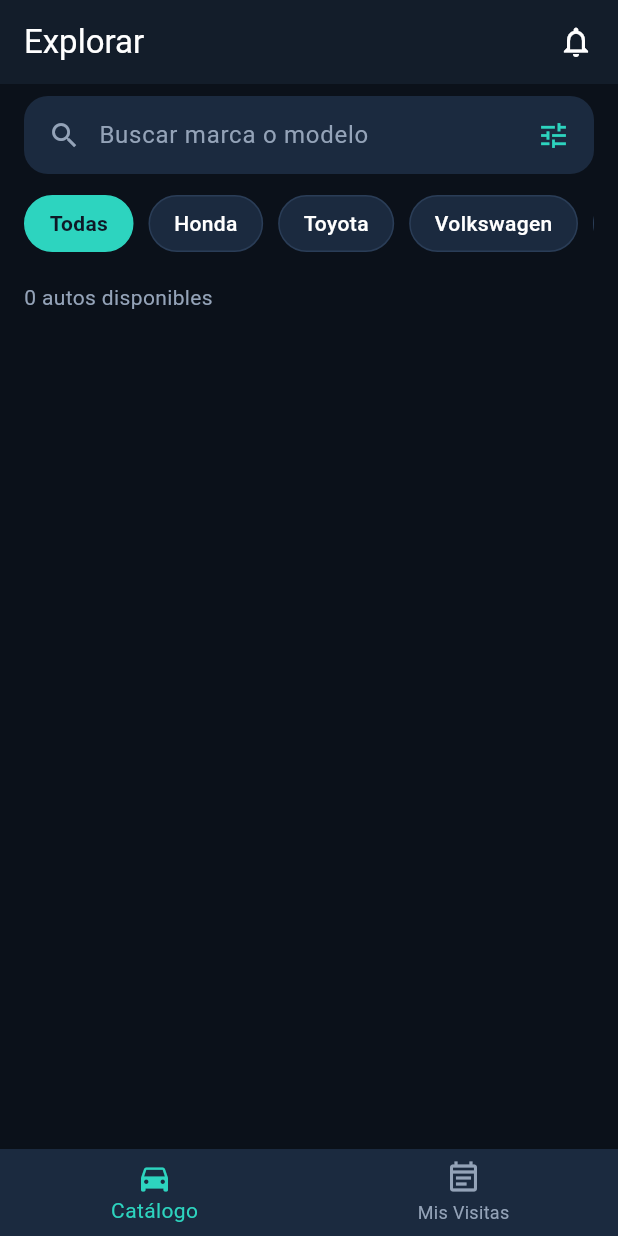
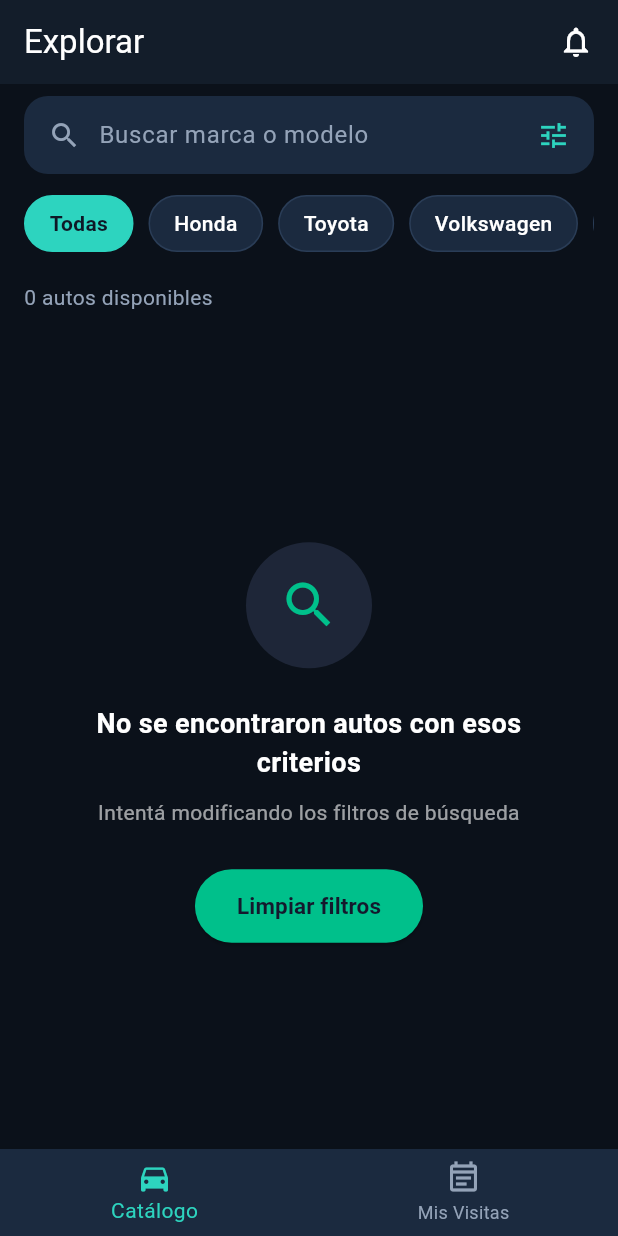
Before and after one commit to jachiga/TP3MotORTs, a Flutter app: the screen it shows once a user with an empty profile is signed in, on a phone screen of 412 x 824 dp. Run offline on Flutter 3.47's test engine with Material 3 defaults, Android fonts, the phone set to English and light mode, and no system bars; our stand-ins replace cloud_firestore, firebase_auth, firebase_core, table_calendar; accounts and stored records are empty.

Commit message:
: implementacion de empty state en catalogo y dependencias firebase

```diff
--- a/lib/features/catalog/catalog_view.dart
+++ b/lib/features/catalog/catalog_view.dart
@@ -3,6 +3,7 @@ import 'package:flutter/material.dart';
 import 'package:cloud_firestore/cloud_firestore.dart';
 import '../../shared/models/vehicle.dart';
 import '../../shared/widgets/vehicle_card.dart';
+import 'package:tp3motorts/shared/widgets/empty_state_widget.dart';
 import 'vehicle_detail_view.dart';
 
 class CatalogView extends StatefulWidget {
@@ -47,6 +48,14 @@ class _CatalogViewState extends State<CatalogView> {
         builder: (context) => VehicleDetailView(car: car),
       ),
     );
+  }
+
+  void _clearFilters() {
+    setState(() {
+      _searchController.clear();
+      _searchQuery = '';
+      _selectedBrand = 'Todas';
+    });
   }
 
   @override
@@ -101,13 +110,13 @@ class _CatalogViewState extends State<CatalogView> {
             return matchesSearch && matchesBrand;
           }).toList();
 
-          return ListView.separated(
-            padding: const EdgeInsets.fromLTRB(16, 8, 16, 24),
-            itemCount: filteredVehicles.length + 1,
-            separatorBuilder: (context, index) => const SizedBox(height: 16),
-            itemBuilder: (context, index) {
-              if (index == 0) {
-                return Column(
+          return CustomScrollView(
+            slivers: [
+              // Cabecera fija: buscador, pastillas de marca y contador
+              SliverToBoxAdapter(
+                child: Padding(
+                  padding: const EdgeInsets.fromLTRB(16, 8, 16, 16),
+                  child: Column(
                     crossAxisAlignment: CrossAxisAlignment.start,
                     children: [
                       _SearchBar(
@@ -135,19 +144,46 @@ class _CatalogViewState extends State<CatalogView> {
                         ),
                       ),
                     ],
-                );
-              }
+                  ),
+                ),
+              ),
 
-              final car = filteredVehicles[index - 1];
-
-              return VehicleCard(
+              // Si no hay resultados -> mostramos el EmptyStateWidget
+              if (filteredVehicles.isEmpty)
+                SliverFillRemaining(
+                  hasScrollBody: false,
+                  child: EmptyStateWidget(
+                    title: 'No se encontraron autos con esos criterios',
+                    subtitle: 'Intentá modificando los filtros de búsqueda',
+                    buttonText: 'Limpiar filtros',
+                    icon: Icons.search,
+                    onButtonPressed: _clearFilters,
+                  ),
+                )
+              // Si hay autos -> listado de tarjetas
+              else
+                SliverPadding(
+                  padding: const EdgeInsets.fromLTRB(16, 0, 16, 24),
+                  sliver: SliverList(
+                    delegate: SliverChildBuilderDelegate(
+                      (context, index) {
+                        final car = filteredVehicles[index];
+                        return Padding(
+                          padding: const EdgeInsets.only(bottom: 16),
+                          child: VehicleCard(
                             key: ValueKey(car.id),
                             car: car,
                             isFavourite: _favourite.contains(car.id),
                             onTap: () => _openDetail(car),
                             onToggleFavourite: () => _toggleFavourite(car.id),
+                          ),
                         );
                       },
+                      childCount: filteredVehicles.length,
+                    ),
+                  ),
+                ),
+            ],
           );
         },
       ),
--- /dev/null
+++ b/lib/shared/widgets/empty_state_widget.dart
@@ -0,0 +1,91 @@
+import 'package:flutter/material.dart';
+
+class EmptyStateWidget extends StatelessWidget {
+  final String title;
+  final String subtitle;
+  final String? buttonText;
+  final VoidCallback? onButtonPressed;
+  final IconData icon;
+
+  const EmptyStateWidget({
+    super.key,
+    required this.title,
+    required this.subtitle,
+    this.buttonText,
+    this.onButtonPressed,
+    this.icon = Icons.search,
+  });
+
+  @override
+  Widget build(BuildContext context) {
+    return Center(
+      child: Padding(
+        padding: const EdgeInsets.symmetric(horizontal: 32.0),
+        child: Column(
+          mainAxisAlignment: MainAxisAlignment.center,
+          children: [
+            // Círculo con el ícono
+            Container(
+              width: 84,
+              height: 84,
+              decoration: const BoxDecoration(
+                color: Color(0xFF1E2638),
+                shape: BoxShape.circle,
+              ),
+              child: Icon(
+                icon,
+                size: 40,
+                color: const Color(0xFF00C08B),
+              ),
+            ),
+            const SizedBox(height: 24),
+            // Título
+            Text(
+              title,
+              textAlign: TextAlign.center,
+              style: const TextStyle(
+                color: Colors.white,
+                fontSize: 18,
+                fontWeight: FontWeight.bold,
+              ),
+            ),
+            const SizedBox(height: 10),
+            // Subtítulo
+            Text(
+              subtitle,
+              textAlign: TextAlign.center,
+              style: TextStyle(
+                color: Colors.white.withValues(alpha: 0.6),
+                fontSize: 14,
+              ),
+            ),
+            const SizedBox(height: 28),
+            // Botón de acción (Limpiar filtros)
+            if (buttonText != null && onButtonPressed != null)
+              ElevatedButton(
+                onPressed: onButtonPressed,
+                style: ElevatedButton.styleFrom(
+                  backgroundColor: const Color(0xFF00C08B),
+                  foregroundColor: const Color(0xFF14192D),
+                  shape: RoundedRectangleBorder(
+                    borderRadius: BorderRadius.circular(30),
+                  ),
+                  padding: const EdgeInsets.symmetric(
+                    horizontal: 28,
+                    vertical: 14,
+                  ),
+                ),
+                child: Text(
+                  buttonText!,
+                  style: const TextStyle(
+                    fontWeight: FontWeight.bold,
+                    fontSize: 15,
+                  ),
+                ),
+              ),
+          ],
+        ),
+      ),
+    );
+  }
+}
--- a/lib/views/register_view.dart
+++ b/lib/views/register_view.dart
@@ -308,7 +308,7 @@ class _RegisterViewState extends State<RegisterView> {
                         padding: const EdgeInsets.symmetric(horizontal: 12),
                         child: Text(
                           'o registrarse con',
-                          style: TextStyle(color: textMuted.withOpacity(0.8), fontSize: 13),
+                          style: TextStyle(color: textMuted.withValues(alpha: 0.8), fontSize: 13),
                         ),
                       ),
                       const Expanded(child: Divider(color: Color(0xFF1E2C3D), thickness: 1)),
--- a/pubspec.yaml
+++ b/pubspec.yaml
@@ -38,6 +38,7 @@ dependencies:
   table_calendar: ^3.3.0
   intl: ^0.20.3
   firebase_core: ^4.15.0
+  firebase_auth: ^6.7.0
 
 dev_dependencies:
   flutter_test:
```
Also changed, not shown: pubspec.lock, 3 other files. Lines whose indentation alone changed are shown as unchanged.
